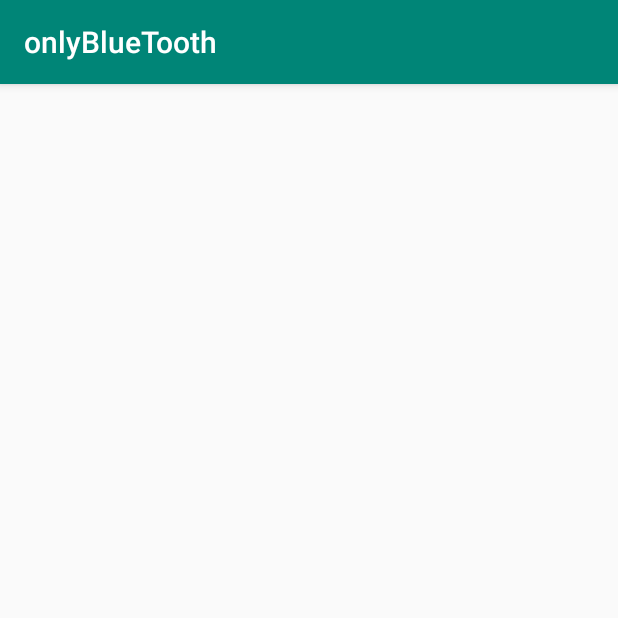
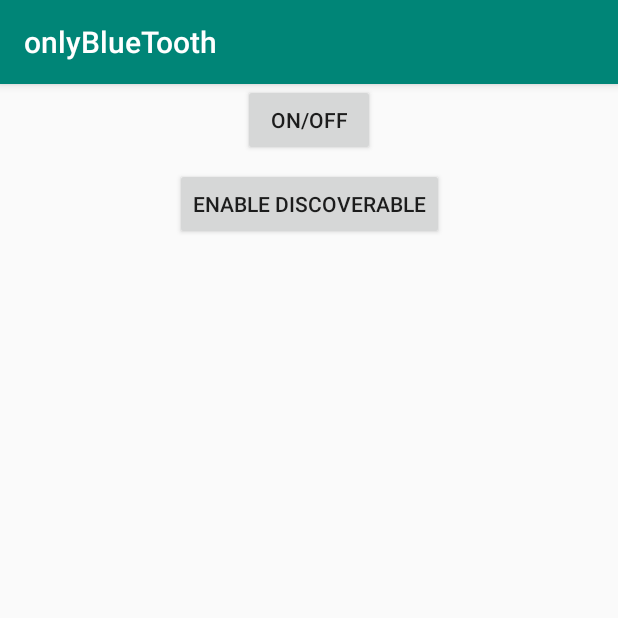
Before and after one commit to SkyWetter/bluetoothBasic, an Android app: the screen it shows after launch (MainActivity), on a phone screen of 412 x 824 dp, the top half of it. Run offline under Robolectric (Android 15) with nearby library versions, the phone set to English and light mode, and no system bars.

Commit message:
Enable/Disable bluetooth functionality is working --Discoverability up next

```diff
--- /dev/null
+++ b/app/src/main/res/layout/activity_main.xml
@@ -0,0 +1,35 @@
+<?xml version="1.0" encoding="utf-8"?>
+<android.support.constraint.ConstraintLayout xmlns:android="http://schemas.android.com/apk/res/android"
+    xmlns:app="http://schemas.android.com/apk/res-auto"
+    xmlns:tools="http://schemas.android.com/tools"
+    android:layout_width="match_parent"
+    android:layout_height="match_parent"
+    tools:context=".MainActivity">
+
+    <Button
+        android:id="@+id/btnONOFF"
+        android:layout_width="wrap_content"
+        android:layout_height="wrap_content"
+        android:layout_marginStart="8dp"
+        android:layout_marginLeft="8dp"
+        android:layout_marginEnd="8dp"
+        android:layout_marginRight="8dp"
+        android:text="@string/onOffBtnText"
+        app:layout_constraintEnd_toEndOf="parent"
+        app:layout_constraintStart_toStartOf="parent" />
+
+    <Button
+        android:id="@+id/btnEnableDisable_Discoverable"
+        android:layout_width="wrap_content"
+        android:layout_height="wrap_content"
+        android:layout_marginStart="8dp"
+        android:layout_marginLeft="8dp"
+        android:layout_marginTop="8dp"
+        android:layout_marginEnd="8dp"
+        android:layout_marginRight="8dp"
+        android:text="@string/discoverableBtnText"
+        app:layout_constraintEnd_toEndOf="parent"
+        app:layout_constraintStart_toStartOf="parent"
+        app:layout_constraintTop_toBottomOf="@+id/btnONOFF" />
+
+</android.support.constraint.ConstraintLayout>
--- a/app/src/main/res/values/strings.xml
+++ b/app/src/main/res/values/strings.xml
@@ -1,3 +1,5 @@
 <resources>
     <string name="app_name">onlyBlueTooth</string>
+    <string name="discoverableBtnText">Enable Discoverable</string>
+    <string name="onOffBtnText">ON/OFF</string>
 </resources>
```
Also changed, not shown: app/src/main/java/com/example/android/onlybluetooth/BluetoothConnectionService.java (+4 -6 lines), app/src/main/java/com/example/android/onlybluetooth/MainActivity.kt (+86 -1 lines), app/src/main/res/layout/activity_bluetooth.xml (deleted, +0 -18 lines).
